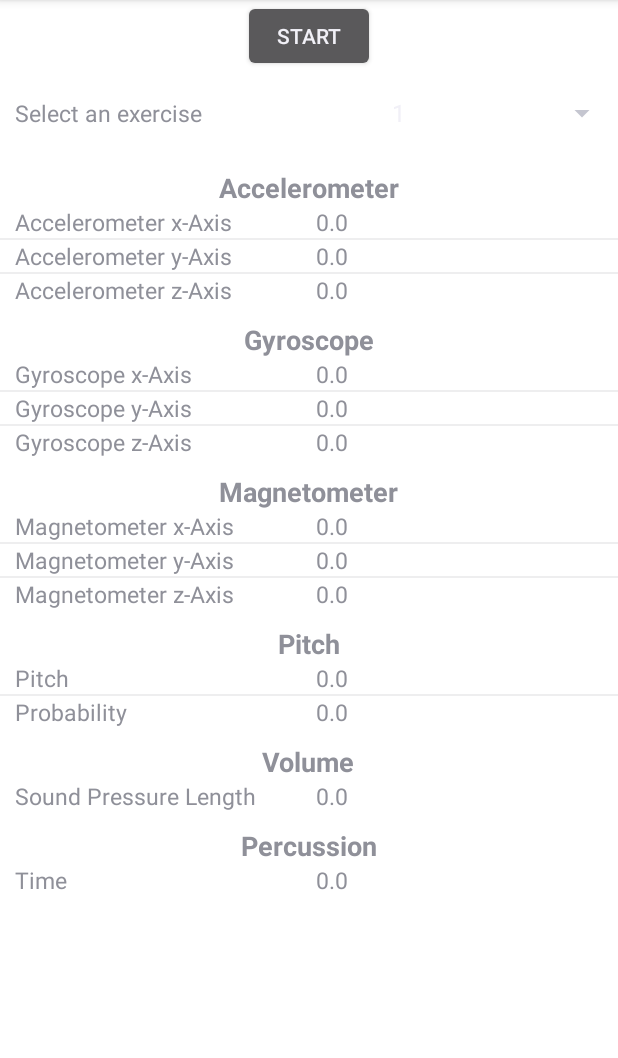
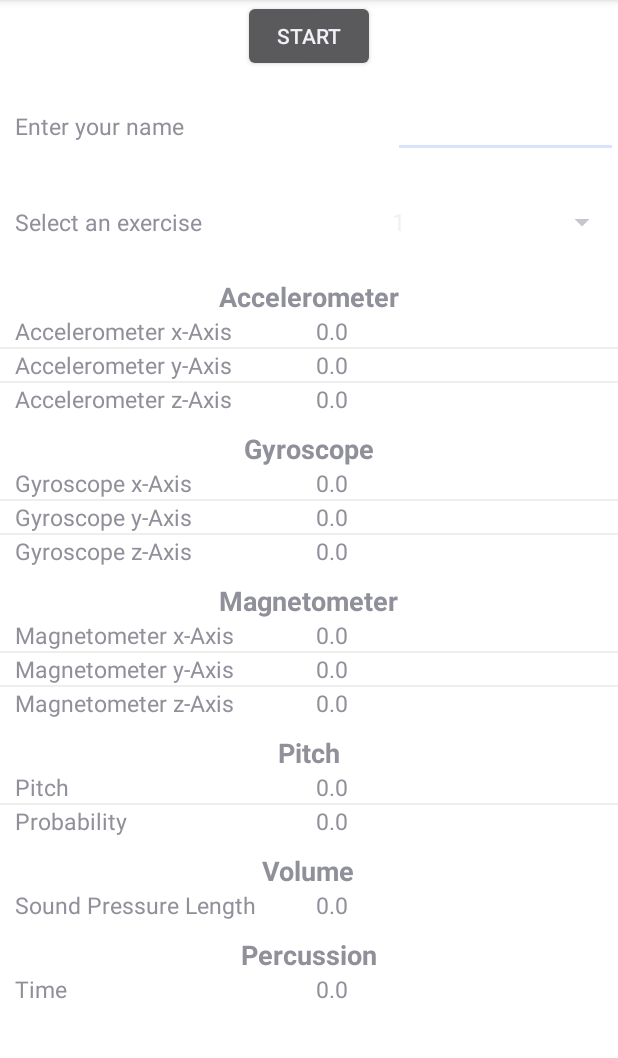
Before and after one commit to JKStein/BreathingAnalysis, an Android app: the screen it shows after launch (BreathingAnalysis), on a phone screen of 412 x 824 dp, the part 84-1142 px from its top. Run offline under Robolectric (Android 15) with nearby library versions, the phone set to English and light mode, and no system bars; pictures from the network do not load; 4 statements that could not run were skipped.

Commit message:
Some clean up and JavaDoc comments as well as feature vector implementation.

```diff
--- a/app/src/main/java/com/jonas/breathinganalysis/BreathingAnalysis.java
+++ b/app/src/main/java/com/jonas/breathinganalysis/BreathingAnalysis.java
@@ -12,6 +12,7 @@ import android.view.View;
 import android.widget.AdapterView;
 import android.widget.ArrayAdapter;
 import android.widget.Button;
+import android.widget.EditText;
 import android.widget.Spinner;
 
 import java.util.ArrayList;
@@ -33,9 +34,15 @@ public class BreathingAnalysis extends Activity implements OnMetronomeDoneListen
             {{"Accelerometer x-Axis", "Accelerometer y-Axis", "Accelerometer z-Axis"},
              {"Gyroscope x-Axis", "Gyroscope y-Axis", "Gyroscope z-Axis"},
              {"Magnetometer x-Axis", "Magnetometer y-Axis", "Magnetometer z-Axis"}};
+    static final String[] EXERCISE_IDS = {"long-tone-piano", "long-tone-forte",
+            "scale-slurred", "scale-tongued", "octave-jump-piano", "octave-jump-forte"};
 
     private Button measurementController;
     private Spinner spinner;
+    private EditText nameInput;
+
+
+    private String exerciseId;
 
 
     private static final int SAMPLERATE = 22050;
@@ -44,20 +51,27 @@ public class BreathingAnalysis extends Activity implements OnMetronomeDoneListen
     private static final double SENSITIVITY = 65;
     private static final double THRESHOLD = PercussionOnsetDetector.DEFAULT_THRESHOLD * 1.5;
 
+    private static final int DEFAULT_TUNING = 442;
+    private int tuning;
+
     private SilenceDetector silenceDetector;
 
     private ArrayList<Recorder> recorders;
-    private int percussionPosition;
 
     private Metronome metronome;
 
+    private ArrayList<FeatureVector> featureVectors;
 
     @Override
     public void onCreate(Bundle savedInstanceState) {
         super.onCreate(savedInstanceState);
         setContentView(R.layout.activity_main);
 
+        this.tuning = DEFAULT_TUNING;
+
         recorders = new ArrayList<>();
+
+        featureVectors = new ArrayList<>();
 
         initializeSensorRecorders();
 
@@ -67,6 +81,7 @@ public class BreathingAnalysis extends Activity implements OnMetronomeDoneListen
 
         installButton();
         installSpinner();
+        nameInput = findViewById(R.id.nameInput);
     }
 
     private void installButton() {
@@ -75,15 +90,17 @@ public class BreathingAnalysis extends Activity implements OnMetronomeDoneListen
             public void onClick(View v) {
                 if(measurementController.getText().equals("Start")) {
                     spinner.setEnabled(false);
-                    for (Recorder recorder : recorders) {
-                        recorder.clearSensorData();
-                    }
+                    nameInput.setEnabled(false);
+
                     Recorder.startRecording();
 
                     metronome.begin();
                     measurementController.setText(R.string.stop);
                 }
                 else {
+                    spinner.setEnabled(true);
+                    nameInput.setEnabled(true);
+
                     Recorder.stopRecording();
                     metronome.reset();
                     metronome.interrupt();
@@ -128,7 +145,7 @@ public class BreathingAnalysis extends Activity implements OnMetronomeDoneListen
             }
         }
 
-        PitchRecorder pitchRecorder = new PitchRecorder();
+        PitchRecorder pitchRecorder = PitchRecorder.newInstance(this.tuning);
         silenceDetector = new SilenceDetector(THRESHOLD,false);
         VolumeRecorder volumeRecorder = new VolumeRecorder();
         PercussionRecorder percussionRecorder = new PercussionRecorder();
@@ -139,8 +156,6 @@ public class BreathingAnalysis extends Activity implements OnMetronomeDoneListen
         recorders.add(pitchRecorder);
         recorders.add(volumeRecorder);
         recorders.add(percussionRecorder);
-
-        percussionPosition = recorders.indexOf(percussionRecorder);
 
         AudioDispatcher dispatcher = AudioDispatcherFactory.fromDefaultMicrophone(SAMPLERATE, BUFFER, OVERLAP);
 
@@ -182,8 +197,17 @@ public class BreathingAnalysis extends Activity implements OnMetronomeDoneListen
         for (Recorder recorder : recorders) {
             allRecordedSensorData.add(new MeasurementSeries(recorder.getSensorData(), recorder.getEntryNames()));
         }
+        allRecordedSensorData.add(new MeasurementSeries(metronome.getSensorData(), new String[]{"Beat played"}));
 
-        DataHandler dataHandler = new DataHandler(new MeasuredData(allRecordedSensorData, bestFittingStartTimestamp, overallDuration), percussionPosition);
+        featureVectors.add(new FeatureVector("player-name", nameInput.getText().toString()));
+        featureVectors.add(new FeatureVector("exercise-name", exerciseId));
+        featureVectors.add(new FeatureVector("overallDuration", Long.toString(overallDuration)));
+        featureVectors.add(new FeatureVector("durationOfOneBeat", Long.toString(metronome.getDurationOfOneBeat())));
+        featureVectors.add(new FeatureVector("beatsPerBar", Integer.toString(metronome.getBeatsPerBar())));
+        featureVectors.add(new FeatureVector("bpm", Integer.toString(metronome.getBpm())));
+        featureVectors.add(new FeatureVector("tuning", Integer.toString(this.tuning)));
+
+        DataHandler dataHandler = new DataHandler(new MeasuredData(allRecordedSensorData, bestFittingStartTimestamp, overallDuration), featureVectors);
         dataHandler.setOnSavingDoneListener(this);
         dataHandler.start();
 
@@ -198,9 +222,8 @@ public class BreathingAnalysis extends Activity implements OnMetronomeDoneListen
     }
 
     @Override
-    public void onItemSelected(AdapterView<?> parent, View view,
-                               int pos, long id) {
-        System.out.println("Position selected: " + pos);
+    public void onItemSelected(AdapterView<?> parent, View view, int pos, long id) {
+        this.exerciseId = EXERCISE_IDS[pos];
     }
 
     @Override
@@ -215,7 +238,11 @@ public class BreathingAnalysis extends Activity implements OnMetronomeDoneListen
             public void run() {
                 measurementController.setEnabled(true);
                 spinner.setEnabled(true);
+                nameInput.setEnabled(true);
             }
         });
+        for (Recorder recorder : recorders) {
+            recorder.clearSensorData();
+        }
     }
 }
--- a/app/src/main/java/com/jonas/breathinganalysis/NonScrollListView.java
+++ b/app/src/main/java/com/jonas/breathinganalysis/NonScrollListView.java
@@ -6,11 +6,14 @@ import android.view.ViewGroup;
 import android.widget.ListView;
 
 /**
- * @author Jonas Stein
+ * Non scrolling list view.
+ * Needed to use non scrolling ListViews inside a ScrollView.
+ * Source: https://stackoverflow.com/questions/18813296/non-scrollable-listview-inside-scrollview
+ * @author Dedaniya HirenKumar, comments: Jonas Stein
  */
 
 public class NonScrollListView extends ListView {
-
+    //Call super constructor on constructor called.
     public NonScrollListView(Context context) {
         super(context);
     }
@@ -21,11 +24,19 @@ public class NonScrollListView extends ListView {
         super(context, attrs, defStyle);
     }
 
+    /**
+     * Measure the view and its content to determine the measured width and the measured height.
+     * @param widthMeasureSpec horizontal space requirements as imposed by the parent.
+     * @param heightMeasureSpec vertical space requirements as imposed by the parent.
+     */
     @Override
     public void onMeasure(int widthMeasureSpec, int heightMeasureSpec) {
+        //Set height attribute to the highest possible value.
         int heightMeasureSpec_custom = MeasureSpec.makeMeasureSpec(
-                Integer.MAX_VALUE >> 2, MeasureSpec.AT_MOST);
+                Integer.MAX_VALUE >> 1, MeasureSpec.AT_MOST);
+        //Calling the superclass' onMeasure to store the measurements of this view.
         super.onMeasure(widthMeasureSpec, heightMeasureSpec_custom);
+        //Tell parent the set height.
         ViewGroup.LayoutParams params = getLayoutParams();
         params.height = getMeasuredHeight();
     }
--- a/app/src/main/java/com/jonas/breathinganalysis/PitchRecorder.java
+++ b/app/src/main/java/com/jonas/breathinganalysis/PitchRecorder.java
@@ -27,7 +27,7 @@ public class PitchRecorder extends Recorder implements PitchDetectionHandler{
     private float[] midiTable;
 
     @SuppressWarnings("unused")
-    public PitchRecorder newInstance(int tuning) {
+    public static PitchRecorder newInstance(int tuning) {
         PitchRecorder pitchRecorder = new PitchRecorder();
         Bundle bundle = new Bundle();
         bundle.putInt("tuning", tuning);
--- a/app/src/main/res/layout/activity_main.xml
+++ b/app/src/main/res/layout/activity_main.xml
@@ -43,6 +43,32 @@
                 android:layout_weight="1"
                 android:layout_marginStart="10dp"
                 android:textSize="15sp"
+                android:text="@string/enterName"/>
+
+            <EditText
+                android:id="@+id/nameInput"
+                android:layout_width="wrap_content"
+                android:layout_height="wrap_content"
+                android:layout_weight="1"
+                android:layout_marginStart="10dp"
+                android:textSize="15sp"
+                android:inputType="text"
+                android:labelFor="@+id/nameInput"/>
+        </LinearLayout>
+
+        <LinearLayout
+            android:layout_width="match_parent"
+            android:layout_height="wrap_content"
+            android:orientation="horizontal"
+            android:layout_marginTop="15dp"
+            android:layout_marginBottom="15dp">
+
+            <TextView
+                android:layout_width="wrap_content"
+                android:layout_height="wrap_content"
+                android:layout_weight="1"
+                android:layout_marginStart="10dp"
+                android:textSize="15sp"
                 android:text="@string/selectExercise"/>
 
             <Spinner
--- a/app/src/main/res/values/strings.xml
+++ b/app/src/main/res/values/strings.xml
@@ -15,6 +15,7 @@
     <string name="noteOffset">Note offset:</string>
     <string name="midiNote">MIDI note number:</string>
     <string name="noData">No Data to display!</string>
+    <string name="enterName">Enter your name</string>
     <string name="selectExercise">Select an exercise</string>
     <string-array name="exercise_array">
         <item>1</item>
```
Also changed, not shown: app/src/main/java/com/jonas/breathinganalysis/DataHandler.java (+9 -5 lines), app/src/main/java/com/jonas/breathinganalysis/DataLogger.java (+22 -3 lines), app/src/main/java/com/jonas/breathinganalysis/DataPreprocessor.java (+100 -28 lines), app/src/main/java/com/jonas/breathinganalysis/FeatureVector.java (added, +24 -0 lines), app/src/main/java/com/jonas/breathinganalysis/Metronome.java (+26 -1 lines), app/src/main/java/com/jonas/breathinganalysis/Normalizer.java (+3 -6 lines).
